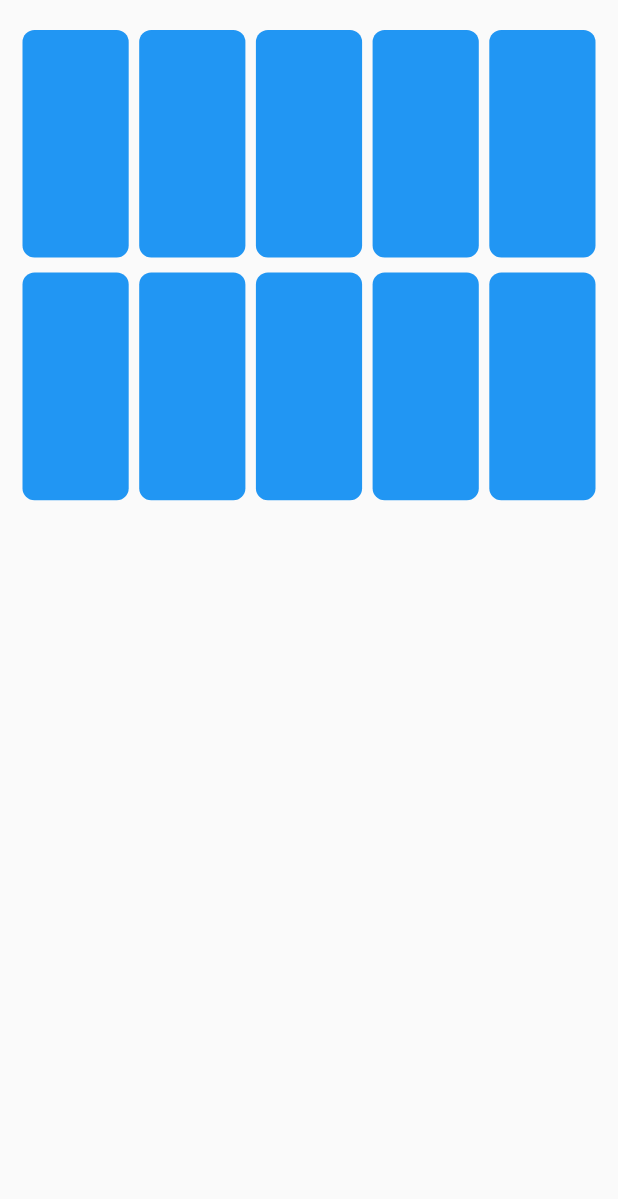
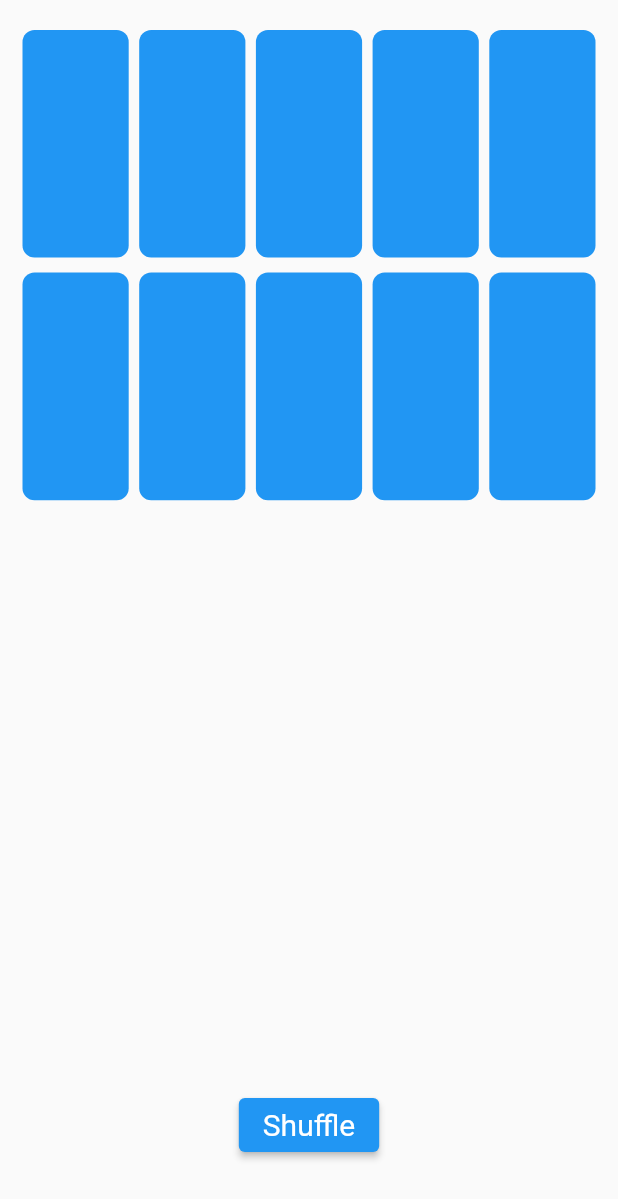
Before and after one commit to Konjuhi/memorie-game, a Flutter app: the screen it shows after launch, on a phone screen of 412 x 824 dp. Shown: the top 1199 px of the screen. Run offline on Flutter 3.47's test engine with Material 2 defaults, Android fonts, the phone set to English and light mode, and no system bars.

Commit message:
Added Button for shuffle the cards

```diff
--- a/lib/models/memory_game_model.dart
+++ b/lib/models/memory_game_model.dart
@@ -37,6 +37,10 @@ class MemoryGameModel<CardContent> {
     }
   }
 
+  void shuffle() {
+    cards?.shuffle();
+  }
+
   void choose(CardModel card) {
     final chosenIndex = cards!.indexWhere((c) => c.id == card.id);
     if (chosenIndex != -1 &&
--- a/lib/provider/memory_game_provider.dart
+++ b/lib/provider/memory_game_provider.dart
@@ -44,4 +44,9 @@ class MemoryGameProvider with ChangeNotifier {
     model.choose(card);
     notifyListeners();
   }
+
+  void shuffle() {
+    model.shuffle();
+    notifyListeners();
+  }
 }
--- a/lib/screens/memory_game_screen.dart
+++ b/lib/screens/memory_game_screen.dart
@@ -35,6 +35,19 @@ class MemoryGameScreen extends StatelessWidget {
                     },
                   ),
                 ),
+                Padding(
+                  padding: const EdgeInsets.all(50),
+                  child: ElevatedButton(
+                    onPressed: () {
+                      viewModel.shuffle();
+                    },
+                    child: const Text(
+                      'Shuffle',
+                      style: TextStyle(
+                          fontSize: 20, fontWeight: FontWeight.normal),
+                    ),
+                  ),
+                )
               ],
             ),
           ),
```
